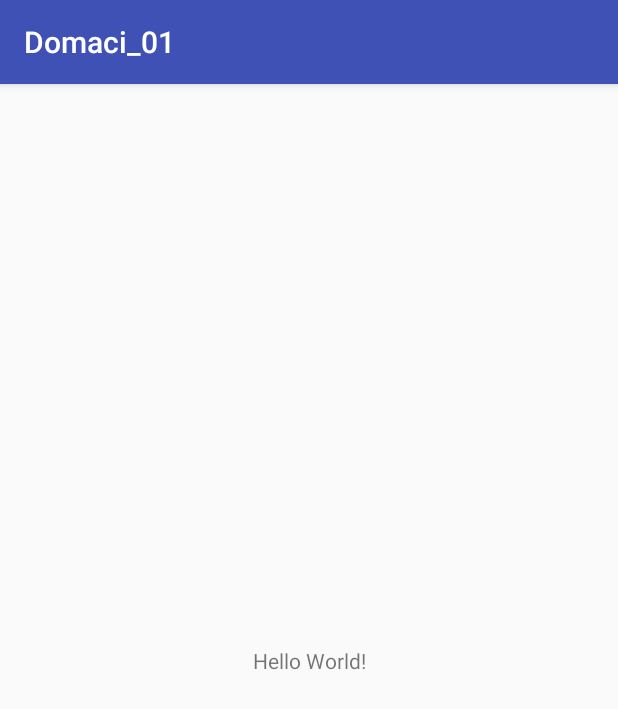
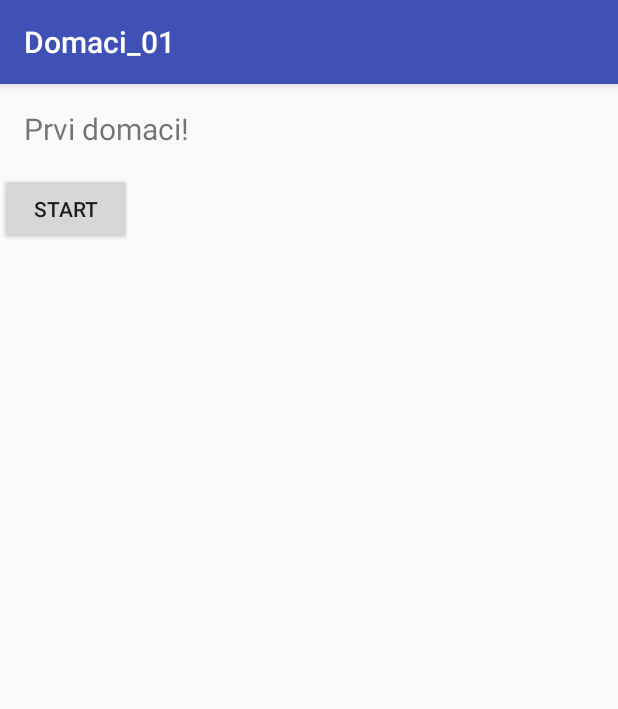
Before and after one commit to marko992/Domaci_01, an Android app: the screen it shows after launch (MainActivity), on a phone screen of 412 x 824 dp. Shown: the top 709 px of the screen. Run offline under Robolectric (Android 15) with nearby library versions, the phone set to English and light mode, and no system bars.

Commit message:
Added onClick listener for start button

```diff
--- a/app/src/main/java/com/example/administrator/domaci_01/MainActivity.java
+++ b/app/src/main/java/com/example/administrator/domaci_01/MainActivity.java
@@ -2,6 +2,7 @@ package com.example.administrator.domaci_01;
 
 import android.support.v7.app.AppCompatActivity;
 import android.os.Bundle;
+import android.widget.Toast;
 
 public class MainActivity extends AppCompatActivity {
 
@@ -10,4 +11,9 @@ public class MainActivity extends AppCompatActivity {
         super.onCreate(savedInstanceState);
         setContentView(R.layout.activity_main);
     }
+
+    public void onClick(View v) {
+
+        Toast.makeText(getBaseContext(), "First Toast ever!", Toast.LENGTH_SHORT).show();
+    }
 }
--- a/app/src/main/res/layout/activity_main.xml
+++ b/app/src/main/res/layout/activity_main.xml
@@ -1,5 +1,5 @@
 <?xml version="1.0" encoding="utf-8"?>
-<android.support.constraint.ConstraintLayout xmlns:android="http://schemas.android.com/apk/res/android"
+<RelativeLayout xmlns:android="http://schemas.android.com/apk/res/android"
     xmlns:app="http://schemas.android.com/apk/res-auto"
     xmlns:tools="http://schemas.android.com/tools"
     android:layout_width="match_parent"
@@ -9,10 +9,22 @@
     <TextView
         android:layout_width="wrap_content"
         android:layout_height="wrap_content"
-        android:text="Hello World!"
-        app:layout_constraintBottom_toBottomOf="parent"
-        app:layout_constraintLeft_toLeftOf="parent"
-        app:layout_constraintRight_toRightOf="parent"
-        app:layout_constraintTop_toTopOf="parent" />
+        android:id="@+id/TextView_id"
+        android:text="Prvi domaci!"
+        android:layout_margin="16dp"
+        android:textSize="20dp"
+         />
 
-</android.support.constraint.ConstraintLayout>
+    <Button
+
+        android:layout_height="wrap_content"
+        android:layout_width="wrap_content"
+        android:text="Start"
+        android:layout_below="@id/TextView_id"
+        android:onClick="onClick" />
+
+
+
+
+
+</RelativeLayout>
```
